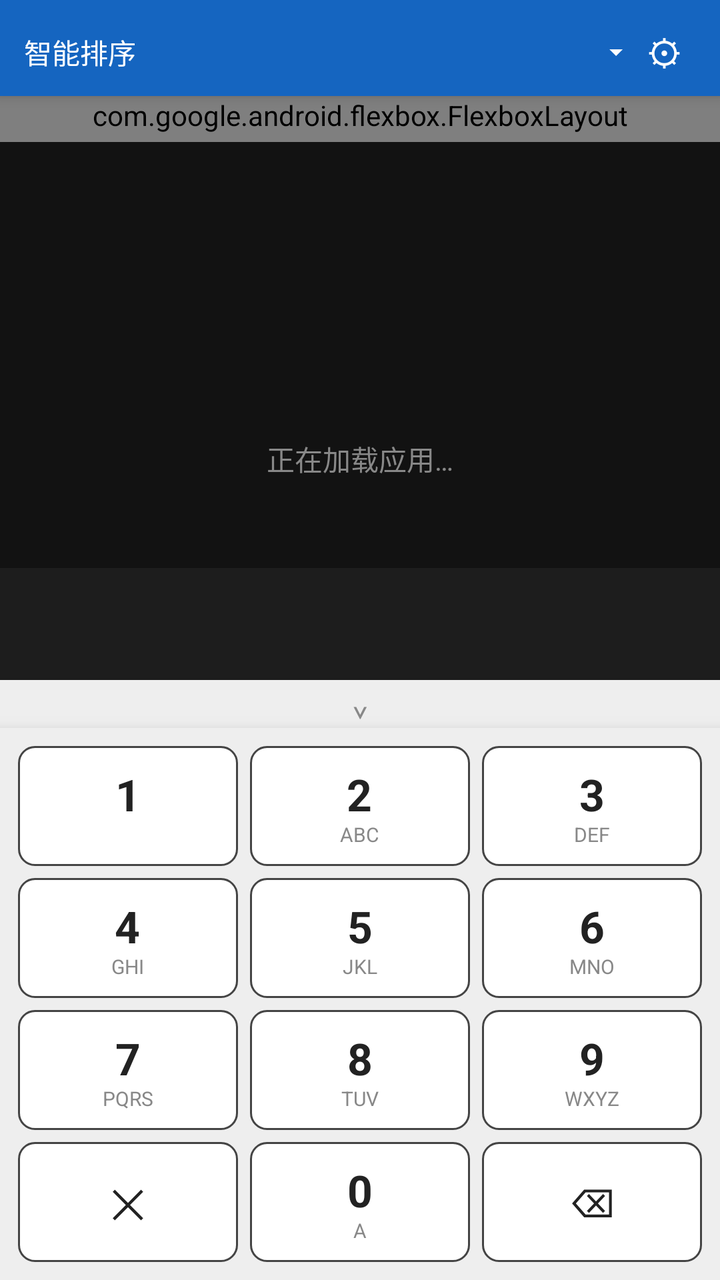
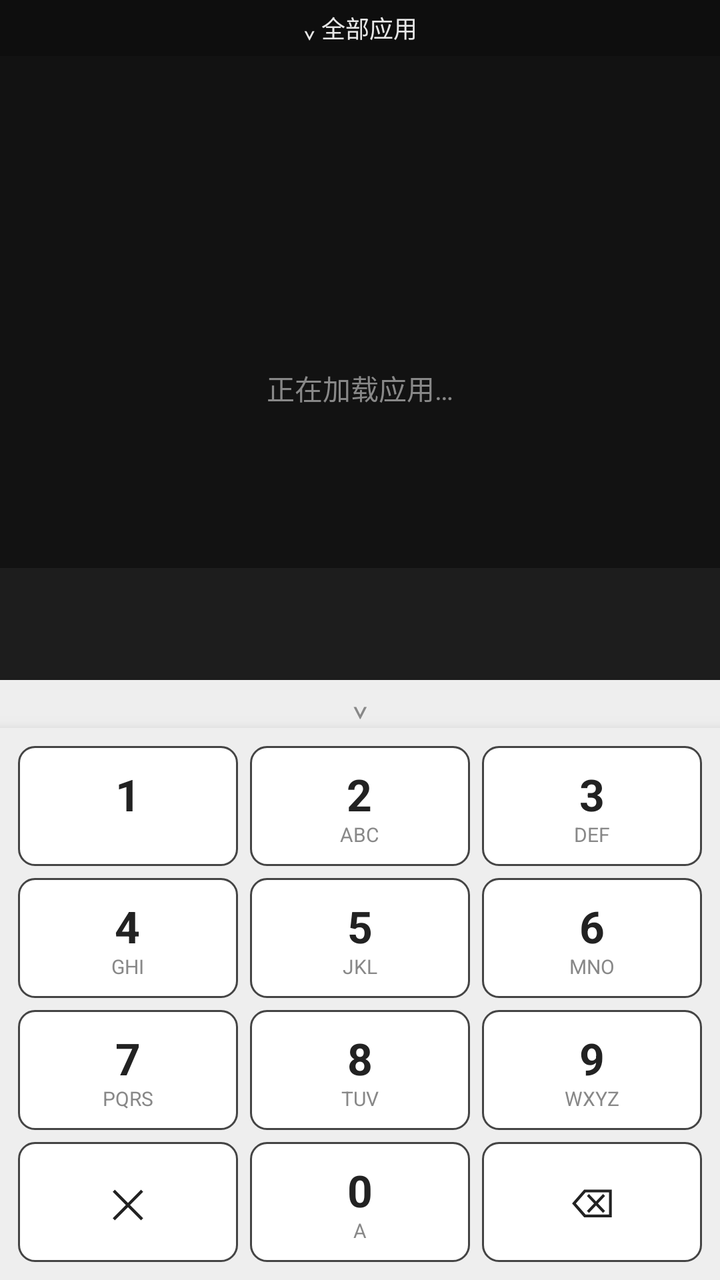

Compare the two renders of this Android layout. The source of the first and the diff that turns it into the second are given below.
<!-- AndroidManifest.xml: application theme AppTheme -->
<!-- res/layout/activity_main.xml -->
<?xml version="1.0" encoding="utf-8"?>
<LinearLayout xmlns:android="http://schemas.android.com/apk/res/android"
    xmlns:app="http://schemas.android.com/apk/res-auto"
    android:layout_width="match_parent"
    android:layout_height="match_parent"
    android:orientation="vertical"
    android:background="?android:attr/colorBackground"
    android:fitsSystemWindows="true">

    
    <LinearLayout
        android:layout_width="match_parent"
        android:layout_height="wrap_content"
        android:orientation="vertical"
        android:background="?attr/colorPrimary"
        android:paddingHorizontal="12dp"
        android:paddingTop="10dp"
        android:paddingBottom="6dp"
        android:elevation="4dp">

        <LinearLayout
            android:layout_width="match_parent"
            android:layout_height="wrap_content"
            android:orientation="horizontal"
            android:gravity="center_vertical">

            <TextView
                android:id="@+id/sort_label"
                android:layout_width="0dp"
                android:layout_height="wrap_content"
                android:layout_weight="1"
                android:text="智能排序"
                android:textColor="@android:color/white"
                android:textSize="14sp"
                android:drawableEnd="@drawable/ic_arrow_drop"
                android:drawablePadding="4dp"
                android:gravity="center_vertical" />

            <TextView
                android:id="@+id/btn_settings_top"
                android:layout_width="32dp"
                android:layout_height="32dp"
                android:text="⚙"
                android:textColor="@android:color/white"
                android:textSize="18sp"
                android:gravity="center"
                android:contentDescription="设置"
                android:clickable="true"
                android:focusable="true" />
        </LinearLayout>
    </LinearLayout>

    
    <com.google.android.flexbox.FlexboxLayout
        android:id="@+id/category_chips"
        android:layout_width="match_parent"
        android:layout_height="wrap_content"
        android:background="?attr/colorPrimary"
        android:paddingHorizontal="12dp"
        android:paddingBottom="4dp"
        app:flexWrap="wrap"
        app:justifyContent="flex_start"
        app:alignItems="flex_start"
        app:flexDirection="row"
        app:alignContent="stretch" />

    
    <FrameLayout
        android:id="@+id/bg_container"
        android:layout_width="match_parent"
        android:layout_height="0dp"
        android:layout_weight="1">

        
        <ImageView
            android:id="@+id/bg_image"
            android:layout_width="match_parent"
            android:layout_height="match_parent"
            android:layout_gravity="top"
            android:scaleType="centerCrop"
            android:adjustViewBounds="false"
            android:importantForAccessibility="no" />

        
        <LinearLayout
            android:layout_width="match_parent"
            android:layout_height="match_parent"
            android:orientation="vertical">

            <androidx.viewpager2.widget.ViewPager2
                android:id="@+id/app_list"
                android:layout_width="match_parent"
                android:layout_height="0dp"
                android:layout_weight="1" />

            
            <LinearLayout
                android:id="@+id/bottom_swipe_area"
                android:layout_width="match_parent"
                android:layout_height="wrap_content"
                android:minHeight="56dp"
                android:orientation="vertical"
                android:gravity="center"
                android:paddingHorizontal="16dp"
                android:paddingTop="6dp"
                android:paddingBottom="8dp"
                android:background="#1A808080"
                android:clickable="false"
                android:focusable="false">

                <TextView
                    android:id="@+id/t9_hint"
                    android:layout_width="match_parent"
                    android:layout_height="wrap_content"
                    android:textColor="@color/hint_text"
                    android:textSize="11sp"
                    android:singleLine="true"
                    android:ellipsize="end"
                    android:visibility="gone" />

                <TextView
                    android:id="@+id/t9_display"
                    android:layout_width="match_parent"
                    android:layout_height="wrap_content"
                    android:text=""
                    android:textColor="?android:attr/textColorPrimary"
                    android:textSize="20sp"
                    android:textStyle="bold"
                    android:singleLine="true"
                    android:minHeight="26dp"
                    android:gravity="center" />
            </LinearLayout>
        </LinearLayout>

        
        <LinearLayout
            android:id="@+id/loading_overlay"
            android:layout_width="wrap_content"
            android:layout_height="wrap_content"
            android:layout_gravity="center"
            android:orientation="vertical"
            android:gravity="center">

            <ProgressBar
                android:layout_width="36dp"
                android:layout_height="36dp"
                android:indeterminateTint="?attr/colorPrimary" />

            <TextView
                android:layout_width="wrap_content"
                android:layout_height="wrap_content"
                android:layout_marginTop="12dp"
                android:text="正在加载应用…"
                android:textColor="@color/hint_text"
                android:textSize="14sp" />
        </LinearLayout>

        <TextView
            android:id="@+id/empty_hint"
            android:layout_width="wrap_content"
            android:layout_height="wrap_content"
            android:layout_gravity="center_horizontal|top"
            android:layout_marginTop="48dp"
            android:text="没有匹配的应用"
            android:textColor="@color/hint_text"
            android:textSize="14sp"
            android:visibility="gone" />
    </FrameLayout>

    
    
    <TextView
        android:id="@+id/btn_toggle_keypad"
        android:layout_width="match_parent"
        android:layout_height="24dp"
        android:text="⌄"
        android:textColor="#888888"
        android:textSize="16sp"
        android:gravity="center"
        android:background="@color/keypad_bg"
        android:clickable="true"
        android:focusable="true"
        android:contentDescription="收起/展开键盘" />

    <LinearLayout
        android:id="@+id/keypad"
        android:layout_width="match_parent"
        android:layout_height="wrap_content"
        android:orientation="vertical"
        android:background="@color/keypad_bg"
        android:padding="6dp"
        android:elevation="8dp">

        
        <LinearLayout android:layout_width="match_parent" android:layout_height="wrap_content" android:orientation="horizontal">
            <FrameLayout android:id="@+id/key_1" android:layout_width="0dp" android:layout_height="60dp" android:layout_weight="1" android:layout_margin="3dp" android:background="@drawable/bg_t9_key" android:clickable="true" android:focusable="true" android:longClickable="true">
                <LinearLayout android:layout_width="wrap_content" android:layout_height="wrap_content" android:layout_gravity="center" android:orientation="vertical" android:gravity="center">
                    <TextView android:id="@+id/key_1_num" android:layout_width="wrap_content" android:layout_height="wrap_content" android:text="1" android:textSize="22sp" android:textStyle="bold" android:textColor="@color/t9_key_text" />
                    <TextView android:id="@+id/key_1_alpha" android:layout_width="wrap_content" android:layout_height="wrap_content" android:textSize="10sp" android:textColor="@color/t9_key_letter" android:includeFontPadding="false" />
                </LinearLayout>
                <ImageView android:id="@+id/key_1_bind" android:layout_width="20dp" android:layout_height="20dp" android:layout_gravity="bottom|end" android:layout_margin="3dp" android:scaleType="fitCenter" android:visibility="gone" />
            </FrameLayout>
            <FrameLayout android:id="@+id/key_2" android:layout_width="0dp" android:layout_height="60dp" android:layout_weight="1" android:layout_margin="3dp" android:background="@drawable/bg_t9_key" android:clickable="true" android:focusable="true" android:longClickable="true">
                <LinearLayout android:layout_width="wrap_content" android:layout_height="wrap_content" android:layout_gravity="center" android:orientation="vertical" android:gravity="center">
                    <TextView android:id="@+id/key_2_num" android:layout_width="wrap_content" android:layout_height="wrap_content" android:text="2" android:textSize="22sp" android:textStyle="bold" android:textColor="@color/t9_key_text" />
                    <TextView android:id="@+id/key_2_alpha" android:layout_width="wrap_content" android:layout_height="wrap_content" android:text="ABC" android:textSize="10sp" android:textColor="@color/t9_key_letter" android:includeFontPadding="false" />
                </LinearLayout>
                <ImageView android:id="@+id/key_2_bind" android:layout_width="20dp" android:layout_height="20dp" android:layout_gravity="bottom|end" android:layout_margin="3dp" android:scaleType="fitCenter" android:visibility="gone" />
            </FrameLayout>
            <FrameLayout android:id="@+id/key_3" android:layout_width="0dp" android:layout_height="60dp" android:layout_weight="1" android:layout_margin="3dp" android:background="@drawable/bg_t9_key" android:clickable="true" android:focusable="true" android:longClickable="true">
                <LinearLayout android:layout_width="wrap_content" android:layout_height="wrap_content" android:layout_gravity="center" android:orientation="vertical" android:gravity="center">
                    <TextView android:id="@+id/key_3_num" android:layout_width="wrap_content" android:layout_height="wrap_content" android:text="3" android:textSize="22sp" android:textStyle="bold" android:textColor="@color/t9_key_text" />
                    <TextView android:id="@+id/key_3_alpha" android:layout_width="wrap_content" android:layout_height="wrap_content" android:text="DEF" android:textSize="10sp" android:textColor="@color/t9_key_letter" android:includeFontPadding="false" />
                </LinearLayout>
                <ImageView android:id="@+id/key_3_bind" android:layout_width="20dp" android:layout_height="20dp" android:layout_gravity="bottom|end" android:layout_margin="3dp" android:scaleType="fitCenter" android:visibility="gone" />
            </FrameLayout>
        </LinearLayout>

        
        <LinearLayout android:layout_width="match_parent" android:layout_height="wrap_content" android:orientation="horizontal">
            <FrameLayout android:id="@+id/key_4" android:layout_width="0dp" android:layout_height="60dp" android:layout_weight="1" android:layout_margin="3dp" android:background="@drawable/bg_t9_key" android:clickable="true" android:focusable="true" android:longClickable="true">
                <LinearLayout android:layout_width="wrap_content" android:layout_height="wrap_content" android:layout_gravity="center" android:orientation="vertical" android:gravity="center">
                    <TextView android:id="@+id/key_4_num" android:layout_width="wrap_content" android:layout_height="wrap_content" android:text="4" android:textSize="22sp" android:textStyle="bold" android:textColor="@color/t9_key_text" />
                    <TextView android:id="@+id/key_4_alpha" android:layout_width="wrap_content" android:layout_height="wrap_content" android:text="GHI" android:textSize="10sp" android:textColor="@color/t9_key_letter" android:includeFontPadding="false" />
                </LinearLayout>
                <ImageView android:id="@+id/key_4_bind" android:layout_width="20dp" android:layout_height="20dp" android:layout_gravity="bottom|end" android:layout_margin="3dp" android:scaleType="fitCenter" android:visibility="gone" />
            </FrameLayout>
            <FrameLayout android:id="@+id/key_5" android:layout_width="0dp" android:layout_height="60dp" android:layout_weight="1" android:layout_margin="3dp" android:background="@drawable/bg_t9_key" android:clickable="true" android:focusable="true" android:longClickable="true">
                <LinearLayout android:layout_width="wrap_content" android:layout_height="wrap_content" android:layout_gravity="center" android:orientation="vertical" android:gravity="center">
                    <TextView android:id="@+id/key_5_num" android:layout_width="wrap_content" android:layout_height="wrap_content" android:text="5" android:textSize="22sp" android:textStyle="bold" android:textColor="@color/t9_key_text" />
                    <TextView android:id="@+id/key_5_alpha" android:layout_width="wrap_content" android:layout_height="wrap_content" android:text="JKL" android:textSize="10sp" android:textColor="@color/t9_key_letter" android:includeFontPadding="false" />
                </LinearLayout>
                <ImageView android:id="@+id/key_5_bind" android:layout_width="20dp" android:layout_height="20dp" android:layout_gravity="bottom|end" android:layout_margin="3dp" android:scaleType="fitCenter" android:visibility="gone" />
            </FrameLayout>
            <FrameLayout android:id="@+id/key_6" android:layout_width="0dp" android:layout_height="60dp" android:layout_weight="1" android:layout_margin="3dp" android:background="@drawable/bg_t9_key" android:clickable="true" android:focusable="true" android:longClickable="true">
                <LinearLayout android:layout_width="wrap_content" android:layout_height="wrap_content" android:layout_gravity="center" android:orientation="vertical" android:gravity="center">
                    <TextView android:id="@+id/key_6_num" android:layout_width="wrap_content" android:layout_height="wrap_content" android:text="6" android:textSize="22sp" android:textStyle="bold" android:textColor="@color/t9_key_text" />
                    <TextView android:id="@+id/key_6_alpha" android:layout_width="wrap_content" android:layout_height="wrap_content" android:text="MNO" android:textSize="10sp" android:textColor="@color/t9_key_letter" android:includeFontPadding="false" />
                </LinearLayout>
                <ImageView android:id="@+id/key_6_bind" android:layout_width="20dp" android:layout_height="20dp" android:layout_gravity="bottom|end" android:layout_margin="3dp" android:scaleType="fitCenter" android:visibility="gone" />
            </FrameLayout>
        </LinearLayout>

        
        <LinearLayout android:layout_width="match_parent" android:layout_height="wrap_content" android:orientation="horizontal">
            <FrameLayout android:id="@+id/key_7" android:layout_width="0dp" android:layout_height="60dp" android:layout_weight="1" android:layout_margin="3dp" android:background="@drawable/bg_t9_key" android:clickable="true" android:focusable="true" android:longClickable="true">
                <LinearLayout android:layout_width="wrap_content" android:layout_height="wrap_content" android:layout_gravity="center" android:orientation="vertical" android:gravity="center">
                    <TextView android:id="@+id/key_7_num" android:layout_width="wrap_content" android:layout_height="wrap_content" android:text="7" android:textSize="22sp" android:textStyle="bold" android:textColor="@color/t9_key_text" />
                    <TextView android:id="@+id/key_7_alpha" android:layout_width="wrap_content" android:layout_height="wrap_content" android:text="PQRS" android:textSize="10sp" android:textColor="@color/t9_key_letter" android:includeFontPadding="false" />
                </LinearLayout>
                <ImageView android:id="@+id/key_7_bind" android:layout_width="20dp" android:layout_height="20dp" android:layout_gravity="bottom|end" android:layout_margin="3dp" android:scaleType="fitCenter" android:visibility="gone" />
            </FrameLayout>
            <FrameLayout android:id="@+id/key_8" android:layout_width="0dp" android:layout_height="60dp" android:layout_weight="1" android:layout_margin="3dp" android:background="@drawable/bg_t9_key" android:clickable="true" android:focusable="true" android:longClickable="true">
                <LinearLayout android:layout_width="wrap_content" android:layout_height="wrap_content" android:layout_gravity="center" android:orientation="vertical" android:gravity="center">
                    <TextView android:id="@+id/key_8_num" android:layout_width="wrap_content" android:layout_height="wrap_content" android:text="8" android:textSize="22sp" android:textStyle="bold" android:textColor="@color/t9_key_text" />
                    <TextView android:id="@+id/key_8_alpha" android:layout_width="wrap_content" android:layout_height="wrap_content" android:text="TUV" android:textSize="10sp" android:textColor="@color/t9_key_letter" android:includeFontPadding="false" />
                </LinearLayout>
                <ImageView android:id="@+id/key_8_bind" android:layout_width="20dp" android:layout_height="20dp" android:layout_gravity="bottom|end" android:layout_margin="3dp" android:scaleType="fitCenter" android:visibility="gone" />
            </FrameLayout>
            <FrameLayout android:id="@+id/key_9" android:layout_width="0dp" android:layout_height="60dp" android:layout_weight="1" android:layout_margin="3dp" android:background="@drawable/bg_t9_key" android:clickable="true" android:focusable="true" android:longClickable="true">
                <LinearLayout android:layout_width="wrap_content" android:layout_height="wrap_content" android:layout_gravity="center" android:orientation="vertical" android:gravity="center">
                    <TextView android:id="@+id/key_9_num" android:layout_width="wrap_content" android:layout_height="wrap_content" android:text="9" android:textSize="22sp" android:textStyle="bold" android:textColor="@color/t9_key_text" />
                    <TextView android:id="@+id/key_9_alpha" android:layout_width="wrap_content" android:layout_height="wrap_content" android:text="WXYZ" android:textSize="10sp" android:textColor="@color/t9_key_letter" android:includeFontPadding="false" />
                </LinearLayout>
                <ImageView android:id="@+id/key_9_bind" android:layout_width="20dp" android:layout_height="20dp" android:layout_gravity="bottom|end" android:layout_margin="3dp" android:scaleType="fitCenter" android:visibility="gone" />
            </FrameLayout>
        </LinearLayout>

        
        <LinearLayout android:layout_width="match_parent" android:layout_height="wrap_content" android:orientation="horizontal">
            <FrameLayout android:id="@+id/key_clear" android:layout_width="0dp" android:layout_height="60dp" android:layout_weight="1" android:layout_margin="3dp" android:background="@drawable/bg_t9_key" android:clickable="true" android:focusable="true" android:longClickable="true">
                <TextView android:layout_width="wrap_content" android:layout_height="wrap_content" android:layout_gravity="center" android:text="✕" android:textSize="20sp" android:textColor="@color/t9_key_text" />
            </FrameLayout>
            <FrameLayout android:id="@+id/key_0" android:layout_width="0dp" android:layout_height="60dp" android:layout_weight="1" android:layout_margin="3dp" android:background="@drawable/bg_t9_key" android:clickable="true" android:focusable="true" android:longClickable="true">
                <LinearLayout android:layout_width="wrap_content" android:layout_height="wrap_content" android:layout_gravity="center" android:orientation="vertical" android:gravity="center">
                    <TextView android:layout_width="wrap_content" android:layout_height="wrap_content" android:text="0" android:textSize="22sp" android:textStyle="bold" android:textColor="@color/t9_key_text" />
                    <TextView android:layout_width="wrap_content" android:layout_height="wrap_content" android:text="A" android:textSize="10sp" android:textColor="@color/t9_key_letter" android:includeFontPadding="false" />
                </LinearLayout>
            </FrameLayout>
            <FrameLayout android:id="@+id/key_back" android:layout_width="0dp" android:layout_height="60dp" android:layout_weight="1" android:layout_margin="3dp" android:background="@drawable/bg_t9_key" android:clickable="true" android:focusable="true" android:longClickable="true">
                <TextView android:layout_width="wrap_content" android:layout_height="wrap_content" android:layout_gravity="center" android:text="⌫" android:textSize="20sp" android:textColor="@color/t9_key_text" />
            </FrameLayout>
        </LinearLayout>
    </LinearLayout>
</LinearLayout>
<!-- resources referenced by this layout -->
<resources>
  <color name="hint_text">#888888</color>
  <color name="keypad_bg">#EEEEEE</color>
  <color name="t9_key_letter">#888888</color>
  <color name="t9_key_text">#222222</color>
  <!-- drawable bg_t9_key (drawable) -->
  <?xml version="1.0" encoding="utf-8"?>
  <selector xmlns:android="http://schemas.android.com/apk/res/android">
      <item android:state_pressed="true">
          <shape android:shape="rectangle">
              <solid android:color="#1976D2" />
              <corners android:radius="8dp" />
          </shape>
      </item>
      <item>
          <shape android:shape="rectangle">
              <solid android:color="@color/t9_key_bg" />
              <corners android:radius="8dp" />
              <stroke android:width="1dp" android:color="#444444" />
          </shape>
      </item>
  </selector>
  <!-- drawable ic_arrow_drop (drawable) -->
  <vector xmlns:android="http://schemas.android.com/apk/res/android"
      android:width="16dp"
      android:height="16dp"
      android:viewportWidth="24"
      android:viewportHeight="24"
      android:tint="#FFFFFF">
      <path
          android:fillColor="#FF000000"
          android:pathData="M7,10l5,5 5,-5z"/>
  </vector>
  <style name="AppTheme" parent="Theme.MaterialComponents.NoActionBar">
          <item name="colorPrimary">@color/primary</item>
          <item name="colorPrimaryDark">@color/primary_dark</item>
          <item name="colorAccent">@color/accent</item>
          <item name="android:windowBackground">@color/background</item>
          <item name="android:statusBarColor">@color/primary_dark</item>
          <item name="android:windowAnimationStyle">@style/WindowZoomTransition</item>
      </style>
  <color name="t9_key_bg">#FFFFFF</color>
  <color name="primary">#1565C0</color>
  <color name="primary_dark">#0D47A1</color>
  <color name="accent">#FF6D00</color>
  <color name="background">#FAFAFA</color>
  <style name="WindowZoomTransition">
          <item name="android:activityOpenEnterAnimation">@anim/launch_scale_up</item>
          <item name="android:activityOpenExitAnimation">@anim/no_anim</item>
          <item name="android:activityCloseEnterAnimation">@anim/launch_scale_up</item>
          <item name="android:activityCloseExitAnimation">@anim/no_anim</item>
          <item name="android:taskOpenEnterAnimation">@anim/launch_scale_up</item>
          <item name="android:taskOpenExitAnimation">@anim/no_anim</item>
          <item name="android:taskCloseEnterAnimation">@anim/launch_scale_up</item>
          <item name="android:taskCloseExitAnimation">@anim/no_anim</item>
          <item name="android:taskToFrontEnterAnimation">@anim/launch_scale_up</item>
          <item name="android:taskToFrontExitAnimation">@anim/no_anim</item>
          <item name="android:taskToBackEnterAnimation">@anim/no_anim</item>
          <item name="android:taskToBackExitAnimation">@anim/no_anim</item>
      </style>
</resources>

<!-- the commit's change to res/layout/activity_main.xml (unified diff, before → after) -->
@@ -9,14 +9,21 @@
 
     
     <LinearLayout
+        android:id="@+id/top_panel"
         android:layout_width="match_parent"
         android:layout_height="wrap_content"
         android:orientation="vertical"
-        android:background="?attr/colorPrimary"
-        android:paddingHorizontal="12dp"
-        android:paddingTop="10dp"
-        android:paddingBottom="6dp"
-        android:elevation="4dp">
+        android:visibility="gone">
+
+        <LinearLayout
+            android:layout_width="match_parent"
+            android:layout_height="wrap_content"
+            android:orientation="vertical"
+            android:background="?attr/colorPrimary"
+            android:paddingHorizontal="12dp"
+            android:paddingTop="10dp"
+            android:paddingBottom="6dp"
+            android:elevation="4dp">
 
         <LinearLayout
             android:layout_width="match_parent"
@@ -51,18 +58,19 @@
     </LinearLayout>
 
     
-    <com.google.android.flexbox.FlexboxLayout
-        android:id="@+id/category_chips"
-        android:layout_width="match_parent"
-        android:layout_height="wrap_content"
-        android:background="?attr/colorPrimary"
-        android:paddingHorizontal="12dp"
-        android:paddingBottom="4dp"
-        app:flexWrap="wrap"
-        app:justifyContent="flex_start"
-        app:alignItems="flex_start"
-        app:flexDirection="row"
-        app:alignContent="stretch" />
+        <com.google.android.flexbox.FlexboxLayout
+            android:id="@+id/category_chips"
+            android:layout_width="match_parent"
+            android:layout_height="wrap_content"
+            android:background="?attr/colorPrimary"
+            android:paddingHorizontal="12dp"
+            android:paddingBottom="4dp"
+            app:flexWrap="wrap"
+            app:justifyContent="flex_start"
+            app:alignItems="flex_start"
+            app:flexDirection="row"
+            app:alignContent="stretch" />
+    </LinearLayout>
 
     
     <FrameLayout
@@ -94,13 +102,11 @@
                 android:layout_weight="1" />
 
             
-            <LinearLayout
+            <FrameLayout
                 android:id="@+id/bottom_swipe_area"
                 android:layout_width="match_parent"
                 android:layout_height="wrap_content"
                 android:minHeight="56dp"
-                android:orientation="vertical"
-                android:gravity="center"
                 android:paddingHorizontal="16dp"
                 android:paddingTop="6dp"
                 android:paddingBottom="8dp"
@@ -108,28 +114,48 @@
                 android:clickable="false"
                 android:focusable="false">
 
-                <TextView
-                    android:id="@+id/t9_hint"
+                <LinearLayout
                     android:layout_width="match_parent"
                     android:layout_height="wrap_content"
-                    android:textColor="@color/hint_text"
-                    android:textSize="11sp"
-                    android:singleLine="true"
-                    android:ellipsize="end"
+                    android:layout_gravity="center_vertical"
+                    android:orientation="vertical"
+                    android:gravity="center">
+
+                    <TextView
+                        android:id="@+id/t9_hint"
+                        android:layout_width="match_parent"
+                        android:layout_height="wrap_content"
+                        android:textColor="@color/hint_text"
+                        android:textSize="11sp"
+                        android:singleLine="true"
+                        android:ellipsize="end"
+                        android:visibility="gone" />
+
+                    <TextView
+                        android:id="@+id/t9_display"
+                        android:layout_width="match_parent"
+                        android:layout_height="wrap_content"
+                        android:text=""
+                        android:textColor="?android:attr/textColorPrimary"
+                        android:textSize="20sp"
+                        android:textStyle="bold"
+                        android:singleLine="true"
+                        android:minHeight="26dp"
+                        android:gravity="center" />
+                </LinearLayout>
+
+                
+                <ImageView
+                    android:id="@+id/accessibility_hint"
+                    android:layout_width="36dp"
+                    android:layout_height="36dp"
+                    android:layout_gravity="end|center_vertical"
+                    android:layout_marginEnd="2dp"
+                    android:padding="8dp"
+                    android:src="@drawable/ic_accessibility_hint"
+                    android:contentDescription="快跳过无障碍服务未开启，点击前往开启"
                     android:visibility="gone" />
-
-                <TextView
-                    android:id="@+id/t9_display"
-                    android:layout_width="match_parent"
-                    android:layout_height="wrap_content"
-                    android:text=""
-                    android:textColor="?android:attr/textColorPrimary"
-                    android:textSize="20sp"
-                    android:textStyle="bold"
-                    android:singleLine="true"
-                    android:minHeight="26dp"
-                    android:gravity="center" />
-            </LinearLayout>
+            </FrameLayout>
         </LinearLayout>
 
         
@@ -165,6 +191,21 @@
             android:textColor="@color/hint_text"
             android:textSize="14sp"
             android:visibility="gone" />
+
+        
+        <TextView
+            android:id="@+id/btn_toggle_top"
+            android:layout_width="match_parent"
+            android:layout_height="28dp"
+            android:layout_gravity="top"
+            android:text="⌄ 全部应用"
+            android:textColor="#E6FFFFFF"
+            android:textSize="12sp"
+            android:gravity="center"
+            android:background="#40000000"
+            android:clickable="true"
+            android:focusable="true"
+            android:contentDescription="收起/展开分类栏" />
     </FrameLayout>
 
     
<!-- resource entries referenced after the edit -->
@@ -21,6 +21,17 @@
           </shape>
       </item>
   </selector>
+  <!-- drawable ic_accessibility_hint (drawable) -->
+  <?xml version="1.0" encoding="utf-8"?>
+  <vector xmlns:android="http://schemas.android.com/apk/res/android"
+      android:width="20dp"
+      android:height="20dp"
+      android:viewportWidth="24"
+      android:viewportHeight="24">
+      <path
+          android:fillColor="#99888888"
+          android:pathData="M20.5,6c-2.61,-0.7 -5.27,-1 -8,-1s-5.39,0.3 -8,1L3,8c1.86,0.5 3.78,0.8 5.75,0.9v12.1h2.5V14h4v7h2.5V8.9c1.97,-0.1 3.89,-0.4 5.75,-0.9L20.5,6zM12,6c1.1,0 2,-0.9 2,-2s-0.9,-2 -2,-2 -2,0.9 -2,2 0.9,2 2,2z" />
+  </vector>
   <!-- drawable ic_arrow_drop (drawable) -->
   <vector xmlns:android="http://schemas.android.com/apk/res/android"
       android:width="16dp"
